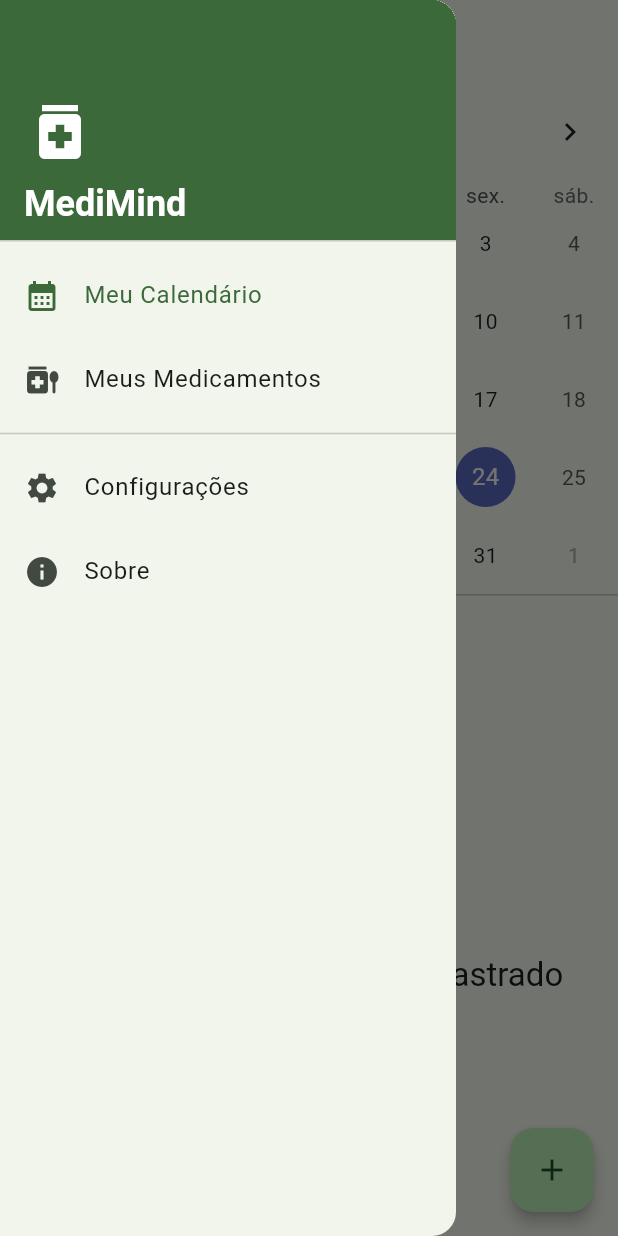
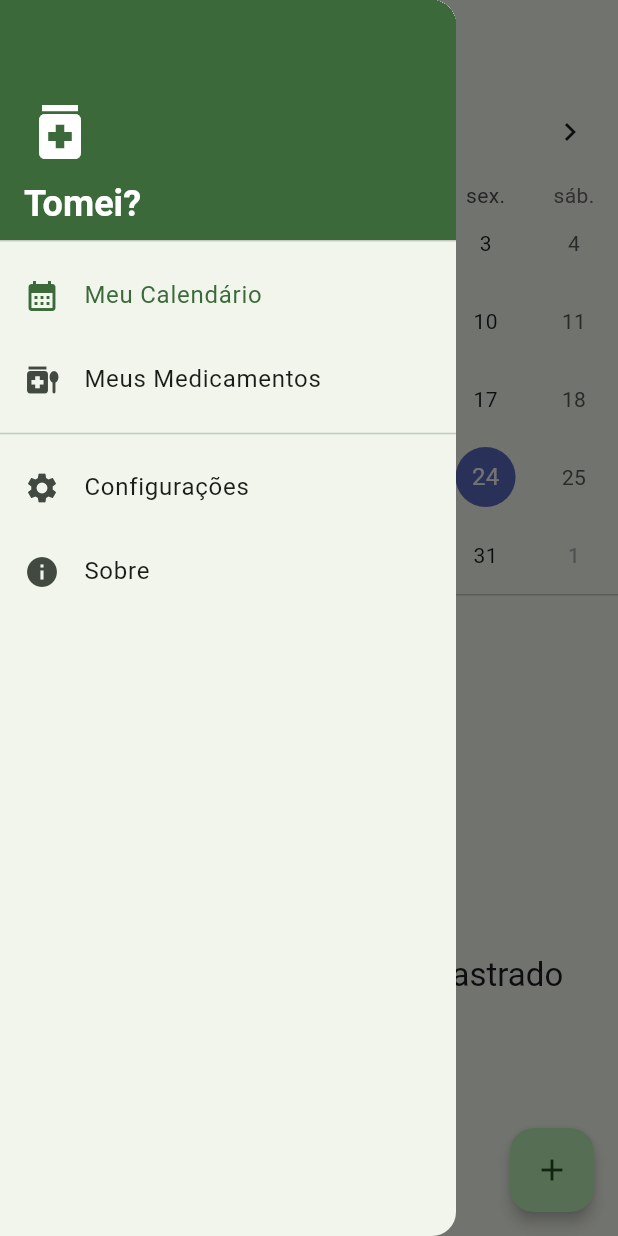
Before and after one commit to GuilhermePiva28/Tomei-, a Flutter app: the screen it shows after launch, with the side drawer open, on a phone screen of 412 x 824 dp. Run offline on Flutter 3.47's test engine with Material 3 defaults, Android fonts, the phone set to English and light mode, and no system bars; drawn by our look-alikes of table_calendar; our stand-ins replace flutter_local_notifications, google_fonts, google_mobile_ads, hive, hive_flutter, shared_preferences and 1 more; accounts and stored records are empty; generated files the repository leaves out were written again; network calls fail.

Commit message:
Rename app from MediMind to Tomei? - Portuguese for 'Did I take it?'

```diff
--- a/lib/l10n/app_localizations.dart
+++ b/lib/l10n/app_localizations.dart
@@ -101,7 +101,7 @@ abstract class AppLocalizations {
   /// No description provided for @appName.
   ///
   /// In en, this message translates to:
-  /// **'MediMind'**
+  /// **'Tomei?'**
   String get appName;
 
   /// No description provided for @myCalendar.
@@ -455,7 +455,7 @@ abstract class AppLocalizations {
   /// No description provided for @aboutDescription.
   ///
   /// In en, this message translates to:
-  /// **'MediMind helps you remember to take your medications with offline reminders and local storage.'**
+  /// **'Tomei? helps you remember to take your medications with offline reminders and local storage.'**
   String get aboutDescription;
 
   /// No description provided for @adherenceStats.
--- a/lib/l10n/app_localizations_en.dart
+++ b/lib/l10n/app_localizations_en.dart
@@ -9,7 +9,7 @@ class AppLocalizationsEn extends AppLocalizations {
   AppLocalizationsEn([String locale = 'en']) : super(locale);
 
   @override
-  String get appName => 'MediMind';
+  String get appName => 'Tomei?';
 
   @override
   String get myCalendar => 'My Calendar';
@@ -190,7 +190,7 @@ class AppLocalizationsEn extends AppLocalizations {
 
   @override
   String get aboutDescription =>
-      'MediMind helps you remember to take your medications with offline reminders and local storage.';
+      'Tomei? helps you remember to take your medications with offline reminders and local storage.';
 
   @override
   String get adherenceStats => 'Adherence Statistics';
--- a/lib/l10n/app_localizations_pt.dart
+++ b/lib/l10n/app_localizations_pt.dart
@@ -9,7 +9,7 @@ class AppLocalizationsPt extends AppLocalizations {
   AppLocalizationsPt([String locale = 'pt']) : super(locale);
 
   @override
-  String get appName => 'MediMind';
+  String get appName => 'Tomei?';
 
   @override
   String get myCalendar => 'Meu Calendário';
@@ -191,7 +191,7 @@ class AppLocalizationsPt extends AppLocalizations {
 
   @override
   String get aboutDescription =>
-      'MediMind ajuda você a lembrar de tomar seus medicamentos com lembretes offline e armazenamento local.';
+      'Tomei? ajuda você a lembrar de tomar seus medicamentos com lembretes offline e armazenamento local.';
 
   @override
   String get adherenceStats => 'Estatísticas de Adesão';
--- a/lib/l10n/intl_en.arb
+++ b/lib/l10n/intl_en.arb
@@ -1,6 +1,6 @@
 {
   "@@locale": "en",
-  "appName": "MediMind",
+  "appName": "Tomei?",
   "myCalendar": "My Calendar",
   "myMedications": "My Medications",
   "settings": "Settings",
@@ -69,7 +69,7 @@
   "appVersion": "Version",
   "developer": "Developer",
   "license": "License",
-  "aboutDescription": "MediMind helps you remember to take your medications with offline reminders and local storage.",
+  "aboutDescription": "Tomei? helps you remember to take your medications with offline reminders and local storage.",
   "adherenceStats": "Adherence Statistics",
   "weeklyAdherence": "Weekly Adherence",
   "monday": "Monday",
--- a/lib/l10n/intl_pt.arb
+++ b/lib/l10n/intl_pt.arb
@@ -1,6 +1,6 @@
 {
   "@@locale": "pt",
-  "appName": "MediMind",
+  "appName": "Tomei?",
   "myCalendar": "Meu Calendário",
   "myMedications": "Meus Medicamentos",
   "settings": "Configurações",
@@ -69,7 +69,7 @@
   "appVersion": "Versão",
   "developer": "Desenvolvedor",
   "license": "Licença",
-  "aboutDescription": "MediMind ajuda você a lembrar de tomar seus medicamentos com lembretes offline e armazenamento local.",
+  "aboutDescription": "Tomei? ajuda você a lembrar de tomar seus medicamentos com lembretes offline e armazenamento local.",
   "adherenceStats": "Estatísticas de Adesão",
   "weeklyAdherence": "Adesão Semanal",
   "monday": "Segunda-feira",
--- a/lib/main.dart
+++ b/lib/main.dart
@@ -4,7 +4,7 @@ import 'package:provider/provider.dart';
 import 'package:google_fonts/google_fonts.dart';
 import 'package:flutter_localizations/flutter_localizations.dart';
 import 'package:google_mobile_ads/google_mobile_ads.dart';
-import 'package:medimind/l10n/app_localizations.dart';
+import 'package:tomei/l10n/app_localizations.dart';
 
 import 'providers/medication_provider.dart';
 import 'providers/theme_provider.dart';
@@ -44,7 +44,7 @@ class MyApp extends StatelessWidget {
       child: Consumer2<ThemeProvider, LanguageProvider>(
         builder: (context, themeProvider, languageProvider, child) {
           return MaterialApp(
-            title: 'MediMind',
+            title: 'Tomei?',
             debugShowCheckedModeBanner: false,
             theme: _buildLightTheme(),
             darkTheme: _buildDarkTheme(),
--- a/lib/screens/about_screen.dart
+++ b/lib/screens/about_screen.dart
@@ -1,5 +1,5 @@
 import 'package:flutter/material.dart';
-import 'package:medimind/l10n/app_localizations.dart';
+import 'package:tomei/l10n/app_localizations.dart';
 
 class AboutScreen extends StatelessWidget {
   const AboutScreen({super.key});
@@ -74,7 +74,7 @@ class AboutScreen extends StatelessWidget {
                         ),
                   ),
                   const SizedBox(height: 8),
-                  const Text('MediMind Team'),
+                  const Text('Tomei? Team'),
                 ],
               ),
             ),
--- a/lib/screens/add_medication_screen.dart
+++ b/lib/screens/add_medication_screen.dart
@@ -1,6 +1,6 @@
 import 'package:flutter/material.dart';
 import 'package:provider/provider.dart';
-import 'package:medimind/l10n/app_localizations.dart';
+import 'package:tomei/l10n/app_localizations.dart';
 import 'package:uuid/uuid.dart';
 import 'package:google_mobile_ads/google_mobile_ads.dart';
 
--- a/lib/screens/calendar_screen.dart
+++ b/lib/screens/calendar_screen.dart
@@ -1,7 +1,7 @@
 import 'package:flutter/material.dart';
 import 'package:provider/provider.dart';
 import 'package:table_calendar/table_calendar.dart';
-import 'package:medimind/l10n/app_localizations.dart';
+import 'package:tomei/l10n/app_localizations.dart';
 import 'package:google_mobile_ads/google_mobile_ads.dart';
 
 import '../providers/medication_provider.dart';
--- a/lib/screens/medication_list_screen.dart
+++ b/lib/screens/medication_list_screen.dart
@@ -1,6 +1,6 @@
 import 'package:flutter/material.dart';
 import 'package:provider/provider.dart';
-import 'package:medimind/l10n/app_localizations.dart';
+import 'package:tomei/l10n/app_localizations.dart';
 
 import '../providers/medication_provider.dart';
 import '../models/medication.dart';
--- a/lib/screens/settings_screen.dart
+++ b/lib/screens/settings_screen.dart
@@ -1,6 +1,6 @@
 import 'package:flutter/material.dart';
 import 'package:provider/provider.dart';
-import 'package:medimind/l10n/app_localizations.dart';
+import 'package:tomei/l10n/app_localizations.dart';
 import 'dart:convert';
 import 'dart:io';
 import 'package:path_provider/path_provider.dart';
@@ -127,7 +127,7 @@ class _SettingsScreenState extends State<SettingsScreen> {
       final jsonString = jsonEncode(data);
 
       final directory = await getExternalStorageDirectory();
-      final file = File('${directory!.path}/medimind_backup_${DateTime.now().millisecondsSinceEpoch}.json');
+      final file = File('${directory!.path}/tomei_backup_${DateTime.now().millisecondsSinceEpoch}.json');
       await file.writeAsString(jsonString);
 
       if (context.mounted) {
--- a/pubspec.yaml
+++ b/pubspec.yaml
@@ -1,5 +1,5 @@
-name: medimind
-description: A Flutter medication reminder app with offline support
+name: tomei
+description: A Flutter medication reminder app with offline support - "Did I take it?" in Portuguese
 publish_to: 'none'
 version: 1.0.0+1
 
```
Also changed, not shown: 7 other files.
